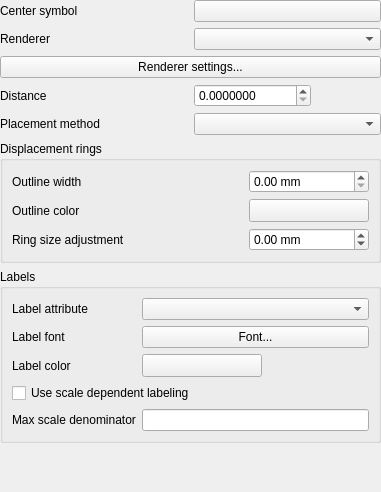
The window that src/ui/qgspointdisplacementrendererwidgetbase.ui (carsmie/QGIS) describes before a commit, drawn with Qt 5.
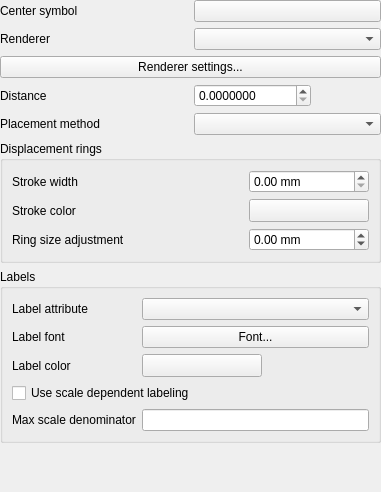
The same window after the commit. Custom widgets are drawn as their Qt base class.

Commit message:
[needs-docs] Rename Outline and Border -> Stroke
This change is being driven by:

- need for consistent terminology in the api. Currently there's
a confusing mix of border/outline used
- need for consistent terminology in the gui - we have a mix
of "border"/"outline"/"pen"
- bringing QGIS into line with the standard terminology used
in other graphic editing programs

Diff of the .ui file:
```diff
--- a/src/ui/qgspointdisplacementrendererwidgetbase.ui
+++ b/src/ui/qgspointdisplacementrendererwidgetbase.ui
@@ -154,14 +154,14 @@
       <item row="0" column="0">
        <widget class="QLabel" name="mCircleWidthLabel">
         <property name="text">
-         <string>Outline width</string>
+         <string>Stroke width</string>
         </property>
        </widget>
       </item>
       <item row="2" column="0">
        <widget class="QLabel" name="mCircleColorLabel">
         <property name="text">
-         <string>Outline color</string>
+         <string>Stroke color</string>
         </property>
        </widget>
       </item>
```
The commit also changes 148 other files.
